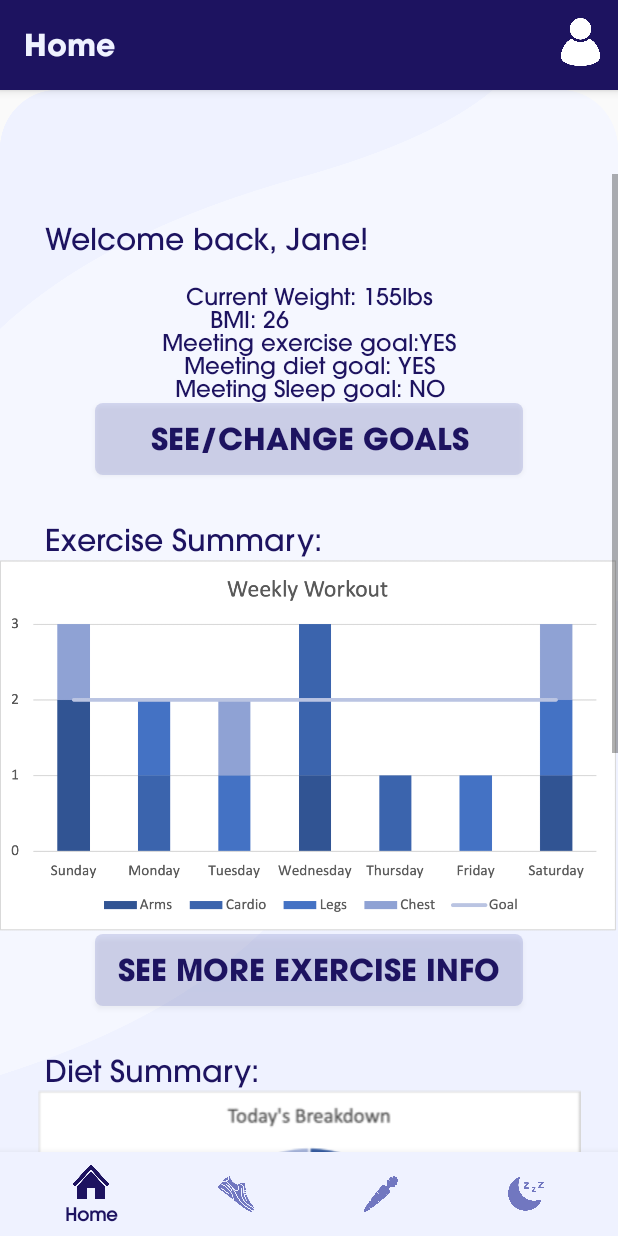
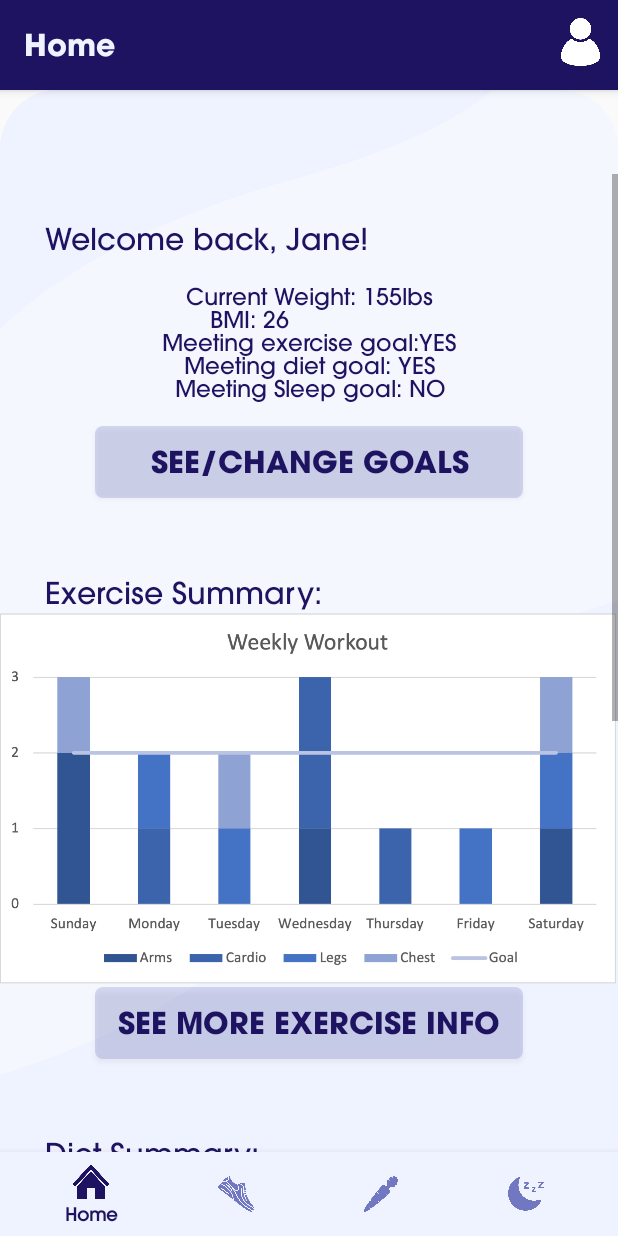
Before and after one commit to agolikov28/WholeTrack, an Android app: the HomeFragment screen opened directly, with no data from a screen before it, on a phone screen of 412 x 824 dp. Run offline under Robolectric (Android 15) with nearby library versions, the light colour scheme and no system bars; our stand-ins replace navigation-ui.

Commit message:
Update fragment_home.xml

```diff
--- a/app/src/main/res/layout/fragment_home.xml
+++ b/app/src/main/res/layout/fragment_home.xml
@@ -34,7 +34,7 @@
                 android:layout_height="wrap_content"
                 android:fontFamily="@font/avant_med"
                 android:text="\nCurrent Weight: 155lbs\nBMI: 26
-                \nMeeting exercise goal:YES\nMeeting diet goal: YES\nMeeting Sleep goal: NO"
+                \nMeeting exercise goal:YES\nMeeting diet goal: YES\nMeeting Sleep goal: NO\n"
                 android:textAlignment="center"
                 android:textColor="@color/darkPurple"
                 android:textSize="15dp" />
@@ -58,7 +58,7 @@
                 android:layout_marginLeft="30dp"
                 android:layout_marginTop="30dp"
                 android:fontFamily="@font/avant_med"
-                android:text="Exercise Summary:"
+                android:text="\nExercise Summary:"
                 android:textColor="@color/darkPurple"
                 android:textSize="20dp" />
             <ImageView
@@ -85,7 +85,7 @@
                 android:layout_marginLeft="30dp"
                 android:layout_marginTop="30dp"
                 android:fontFamily="@font/avant_med"
-                android:text="Diet Summary:"
+                android:text="\nDiet Summary:"
                 android:textColor="@color/darkPurple"
                 android:textSize="20dp" />
 
@@ -114,7 +114,7 @@
                 android:layout_marginLeft="30dp"
                 android:layout_marginTop="30dp"
                 android:fontFamily="@font/avant_med"
-                android:text="Sleep Summary:"
+                android:text="\nSleep Summary:"
                 android:textColor="@color/darkPurple"
                 android:textSize="20dp" />
 
```
